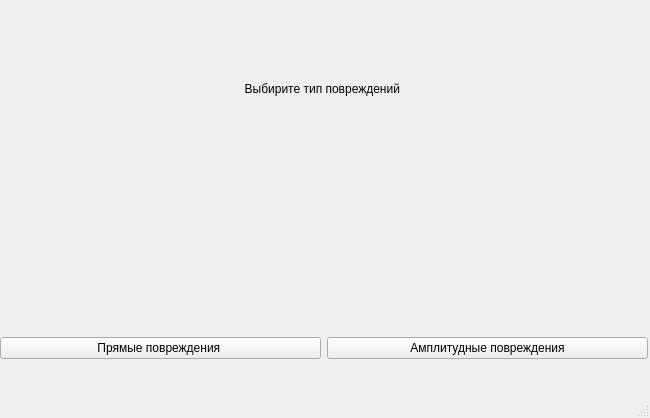
Kostya217/Character-Sheet, file Character_Sheet/impactforce.ui: the form before one commit.
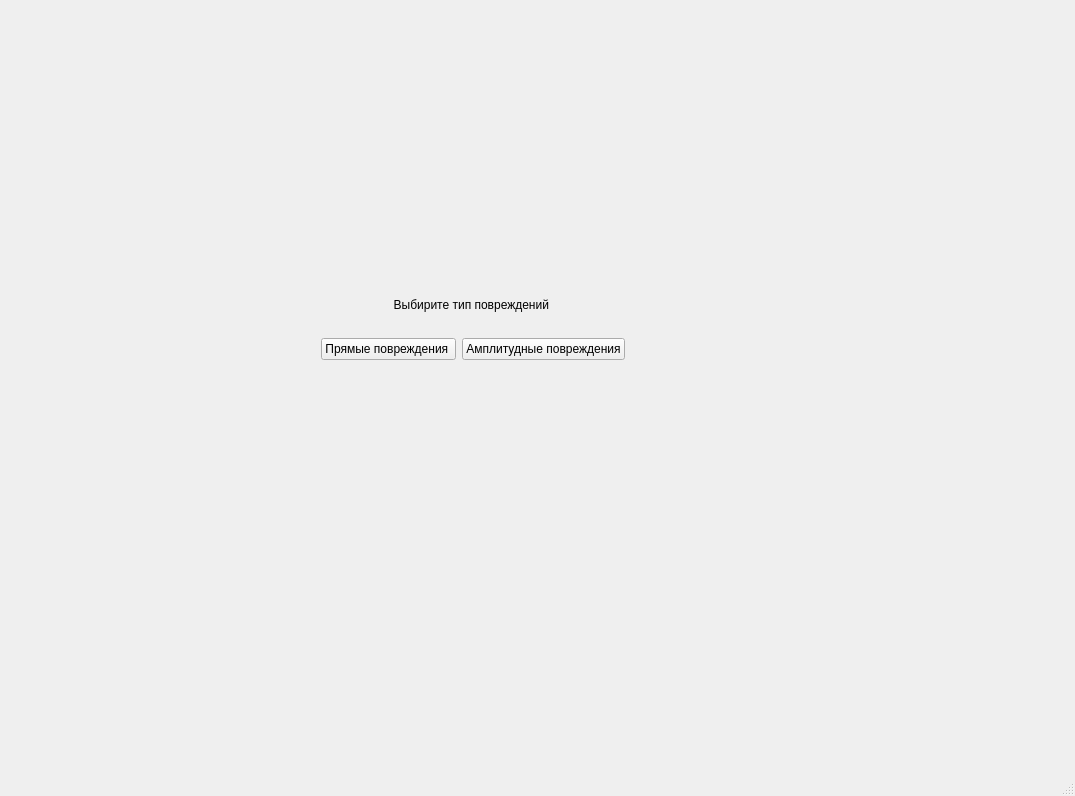
The form after the commit. Icons and pictures are not drawn.

Commit message: Implemented the heal button, which creates another form where we enter the HP that will be healed

```diff
--- a/Character_Sheet/impactforce.ui
+++ b/Character_Sheet/impactforce.ui
@@ -6,8 +6,8 @@
    <rect>
     <x>0</x>
     <y>0</y>
-    <width>650</width>
-    <height>418</height>
+    <width>1075</width>
+    <height>796</height>
    </rect>
   </property>
   <property name="windowTitle">
@@ -17,12 +17,42 @@
    <widget class="QWidget" name="">
     <property name="geometry">
      <rect>
-      <x>0</x>
-      <y>0</y>
-      <width>648</width>
-      <height>359</height>
+      <x>100</x>
+      <y>100</y>
+      <width>746</width>
+      <height>457</height>
      </rect>
     </property>
+    <layout class="QHBoxLayout" name="horizontalLayout_2">
+     <item>
+      <spacer name="horizontalSpacer">
+       <property name="orientation">
+        <enum>Qt::Horizontal</enum>
+       </property>
+       <property name="sizeHint" stdset="0">
+        <size>
+         <width>40</width>
+         <height>20</height>
+        </size>
+       </property>
+      </spacer>
+     </item>
+     <item>
+      <layout class="QVBoxLayout" name="verticalLayout_4">
+       <item>
+        <spacer name="verticalSpacer_2">
+         <property name="orientation">
+          <enum>Qt::Vertical</enum>
+         </property>
+         <property name="sizeHint" stdset="0">
+          <size>
+           <width>20</width>
+           <height>40</height>
+          </size>
+         </property>
+        </spacer>
+       </item>
+       <item>
     <layout class="QVBoxLayout" name="verticalLayout_3">
      <item>
       <widget class="QLabel" name="label_3">
@@ -93,6 +123,36 @@
       </layout>
      </item>
     </layout>
+       </item>
+       <item>
+        <spacer name="verticalSpacer">
+         <property name="orientation">
+          <enum>Qt::Vertical</enum>
+         </property>
+         <property name="sizeHint" stdset="0">
+          <size>
+           <width>20</width>
+           <height>40</height>
+          </size>
+         </property>
+        </spacer>
+       </item>
+      </layout>
+     </item>
+     <item>
+      <spacer name="horizontalSpacer_2">
+       <property name="orientation">
+        <enum>Qt::Horizontal</enum>
+       </property>
+       <property name="sizeHint" stdset="0">
+        <size>
+         <width>40</width>
+         <height>20</height>
+        </size>
+       </property>
+      </spacer>
+     </item>
+    </layout>
    </widget>
   </widget>
   <widget class="QMenuBar" name="menubar">
```
Left out of the diff: 2 changed lines with no effect on the pictures. Lines whose indentation alone changed are shown as unchanged. The commit also changes 6 other files.
